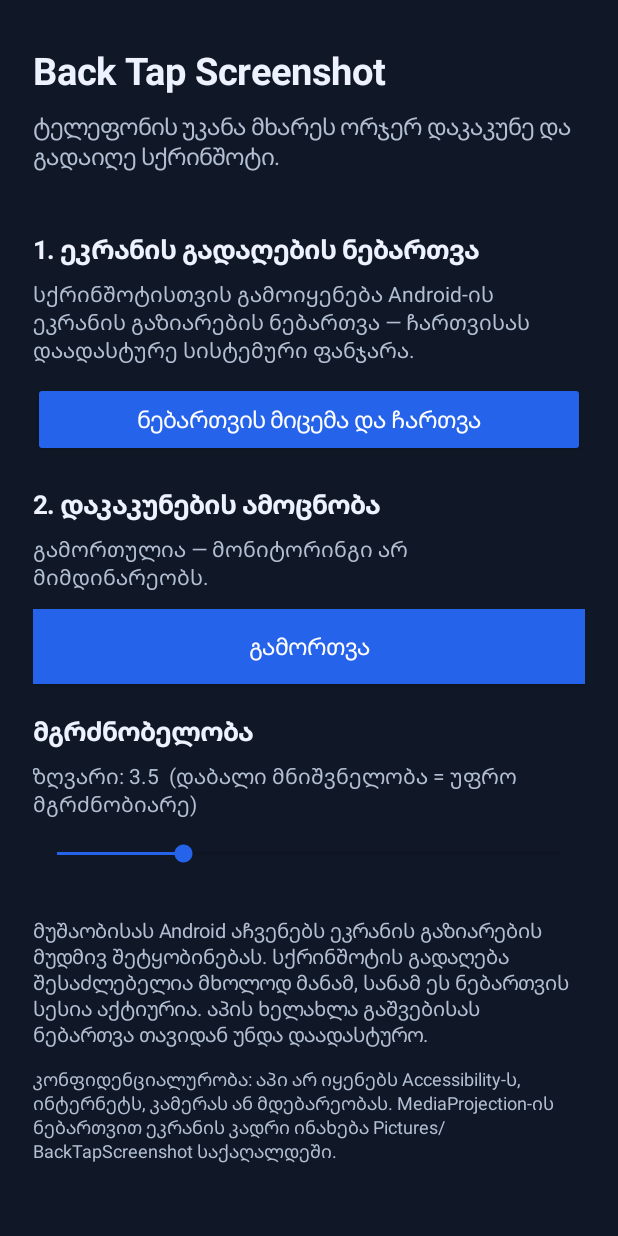
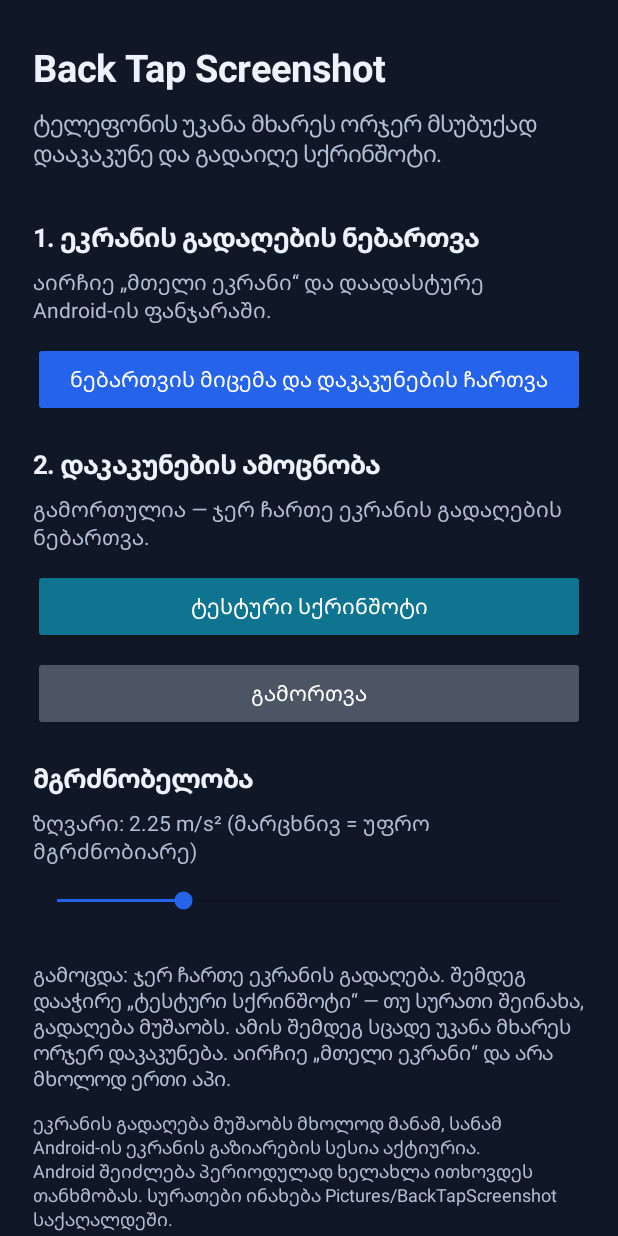
Before and after one commit to xorbaladzeguja-stack/BackTapScreenshot, an Android app: the screen it shows after launch (MainActivity), on a phone screen of 412 x 824 dp. Run offline under Robolectric (Android 15) with nearby library versions, the phone set to English and light mode, and no system bars.

Commit message:
Fix back tap screenshot

```diff
--- a/app/src/main/AndroidManifest.xml
+++ b/app/src/main/AndroidManifest.xml
@@ -11,6 +11,8 @@
 
     <application
         android:allowBackup="false"
+        android:icon="@mipmap/ic_launcher"
+        android:roundIcon="@mipmap/ic_launcher"
         android:label="Back Tap Screenshot"
         android:supportsRtl="true"
         android:theme="@style/AppTheme">
--- a/app/src/main/java/com/backtap/screenshot/MainActivity.java
+++ b/app/src/main/java/com/backtap/screenshot/MainActivity.java
@@ -8,6 +8,7 @@ import android.graphics.Color;
 import android.graphics.Typeface;
 import android.os.Build;
 import android.os.Bundle;
+import android.os.Handler;
 import android.view.View;
 import android.widget.Button;
 import android.widget.LinearLayout;
@@ -16,9 +17,10 @@ import android.widget.ScrollView;
 import android.widget.TextView;
 import android.widget.Toast;
 
+import java.util.Locale;
+
 public class MainActivity extends Activity {
     private static final String PREFS = "back_tap_preferences";
-    private static final String PREF_RUNNING = "listener_running";
     private static final String PREF_THRESHOLD = "threshold";
     private static final int REQUEST_MEDIA_PROJECTION = 701;
     private static final int BLUE = Color.rgb(37, 99, 235);
@@ -29,22 +31,22 @@ public class MainActivity extends Activity {
     private TextView serviceStatus;
     private TextView sensitivityValue;
 
-    @Override
-    protected void onCreate(Bundle savedInstanceState) {
+    @Override protected void onCreate(Bundle savedInstanceState) {
         super.onCreate(savedInstanceState);
         setContentView(createScreen());
     }
 
-    @Override
-    protected void onResume() {
+    @Override protected void onResume() {
         super.onResume();
         refreshStatus();
+        new Handler().postDelayed(this::refreshStatus, 900L);
+        new Handler().postDelayed(this::refreshStatus, 2200L);
     }
 
     private View createScreen() {
         LinearLayout root = new LinearLayout(this);
         root.setOrientation(LinearLayout.VERTICAL);
-        root.setPadding(dp(22), dp(30), dp(22), dp(24));
+        root.setPadding(dp(22), dp(28), dp(22), dp(24));
         root.setBackgroundColor(Color.rgb(16, 24, 39));
 
         TextView title = new TextView(this);
@@ -55,25 +57,48 @@ public class MainActivity extends Activity {
         root.addView(title);
 
         TextView subtitle = new TextView(this);
-        subtitle.setText("ტელეფონის უკანა მხარეს ორჯერ დაკაკუნე და გადაიღე სქრინშოტი.");
+        subtitle.setText("ტელეფონის უკანა მხარეს ორჯერ მსუბუქად დააკაკუნე და გადაიღე სქრინშოტი.");
         subtitle.setTextColor(MUTED);
         subtitle.setTextSize(15);
-        subtitle.setPadding(0, dp(10), 0, dp(24));
+        subtitle.setPadding(0, dp(10), 0, dp(18));
         root.addView(subtitle);
 
         addSectionTitle(root, "1. ეკრანის გადაღების ნებართვა");
         projectionStatus = addStatusText(root);
-        Button startButton = makeButton("ნებართვის მიცემა და ჩართვა");
+        Button startButton = makeButton("ნებართვის მიცემა და დაკაკუნების ჩართვა");
         startButton.setOnClickListener(v -> requestCapturePermission());
         root.addView(startButton, buttonParams());
 
         addSectionTitle(root, "2. დაკაკუნების ამოცნობა");
         serviceStatus = addStatusText(root);
+
+        Button testButton = makeButton("ტესტური სქრინშოტი");
+        testButton.setBackgroundTintList(android.content.res.ColorStateList.valueOf(Color.rgb(14, 116, 144)));
+        testButton.setOnClickListener(v -> {
+            boolean running = getSharedPreferences(PREFS, MODE_PRIVATE)
+                    .getBoolean(TapDetectionService.PREF_RUNNING, false);
+            if (!running) {
+                Toast.makeText(this, "ჯერ ჩართე ეკრანის გადაღების ნებართვა", Toast.LENGTH_LONG).show();
+                return;
+            }
+            Intent intent = new Intent(this, TapDetectionService.class);
+            intent.setAction(TapDetectionService.ACTION_TEST_SCREENSHOT);
+            try {
+                startService(intent);
+            } catch (RuntimeException e) {
+                Toast.makeText(this, "სერვისი აღარ მუშაობს. ხელახლა ჩართე ნებართვა.", Toast.LENGTH_LONG).show();
+            }
+        });
+        root.addView(testButton, buttonParams());
+
         Button stopButton = makeButton("გამორთვა");
-        stopButton.setBackgroundColor(Color.rgb(75, 85, 99));
+        stopButton.setBackgroundTintList(android.content.res.ColorStateList.valueOf(Color.rgb(75, 85, 99)));
         stopButton.setOnClickListener(v -> {
             stopService(new Intent(this, TapDetectionService.class));
-            getSharedPreferences(PREFS, MODE_PRIVATE).edit().putBoolean(PREF_RUNNING, false).apply();
+            getSharedPreferences(PREFS, MODE_PRIVATE).edit()
+                    .putBoolean(TapDetectionService.PREF_RUNNING, false)
+                    .putString(TapDetectionService.PREF_ERROR, "")
+                    .apply();
             refreshStatus();
             Toast.makeText(this, "სერვისი გამორთულია", Toast.LENGTH_SHORT).show();
         });
@@ -84,15 +109,17 @@ public class MainActivity extends Activity {
         sensitivityValue.setTextColor(MUTED);
         sensitivityValue.setTextSize(14);
         root.addView(sensitivityValue);
+
         SeekBar seekBar = new SeekBar(this);
-        seekBar.setMax(12);
-        float saved = getSharedPreferences(PREFS, MODE_PRIVATE).getFloat(PREF_THRESHOLD, 3.5f);
-        seekBar.setProgress(Math.max(0, Math.min(12, Math.round((saved - 2f) * 2f))));
-        updateSensitivityLabel(seekBar.getProgress());
+        seekBar.setMax(20);
+        float saved = getSharedPreferences(PREFS, MODE_PRIVATE).getFloat(PREF_THRESHOLD, 2.2f);
+        int initial = Math.max(0, Math.min(20, Math.round((saved - 1f) * 4f)));
+        seekBar.setProgress(initial);
+        updateSensitivityLabel(initial);
         seekBar.setOnSeekBarChangeListener(new SeekBar.OnSeekBarChangeListener() {
             @Override public void onProgressChanged(SeekBar bar, int progress, boolean fromUser) {
                 updateSensitivityLabel(progress);
-                float threshold = 2f + progress * 0.5f;
+                float threshold = 1f + progress * 0.25f;
                 getSharedPreferences(PREFS, MODE_PRIVATE).edit().putFloat(PREF_THRESHOLD, threshold).apply();
             }
             @Override public void onStartTrackingTouch(SeekBar bar) { }
@@ -100,15 +127,15 @@ public class MainActivity extends Activity {
         });
         root.addView(seekBar, new LinearLayout.LayoutParams(-1, dp(48)));
 
-        TextView note = new TextView(this);
-        note.setText("მუშაობისას Android აჩვენებს ეკრანის გაზიარების მუდმივ შეტყობინებას. სქრინშოტის გადაღება შესაძლებელია მხოლოდ მანამ, სანამ ეს ნებართვის სესია აქტიურია. აპის ხელახლა გაშვებისას ნებართვა თავიდან უნდა დაადასტურო.");
-        note.setTextColor(MUTED);
-        note.setTextSize(13);
-        note.setPadding(0, dp(18), 0, 0);
-        root.addView(note);
+        TextView help = new TextView(this);
+        help.setText("გამოცდა: ჯერ ჩართე ეკრანის გადაღება. შემდეგ დააჭირე „ტესტური სქრინშოტი“ — თუ სურათი შეინახა, გადაღება მუშაობს. ამის შემდეგ სცადე უკანა მხარეს ორჯერ დაკაკუნება. აირჩიე „მთელი ეკრანი“ და არა მხოლოდ ერთი აპი.");
+        help.setTextColor(MUTED);
+        help.setTextSize(13);
+        help.setPadding(0, dp(16), 0, 0);
+        root.addView(help);
 
         TextView privacy = new TextView(this);
-        privacy.setText("კონფიდენციალურობა: აპი არ იყენებს Accessibility-ს, ინტერნეტს, კამერას ან მდებარეობას. MediaProjection-ის ნებართვით ეკრანის კადრი ინახება Pictures/BackTapScreenshot საქაღალდეში.");
+        privacy.setText("ეკრანის გადაღება მუშაობს მხოლოდ მანამ, სანამ Android-ის ეკრანის გაზიარების სესია აქტიურია. Android შეიძლება პერიოდულად ხელახლა ითხოვდეს თანხმობას. სურათები ინახება Pictures/BackTapScreenshot საქაღალდეში.");
         privacy.setTextColor(MUTED);
         privacy.setTextSize(12);
         privacy.setPadding(0, dp(12), 0, 0);
@@ -129,8 +156,7 @@ public class MainActivity extends Activity {
         startActivityForResult(manager.createScreenCaptureIntent(), REQUEST_MEDIA_PROJECTION);
     }
 
-    @Override
-    protected void onActivityResult(int requestCode, int resultCode, Intent data) {
+    @Override protected void onActivityResult(int requestCode, int resultCode, Intent data) {
         super.onActivityResult(requestCode, resultCode, data);
         if (requestCode != REQUEST_MEDIA_PROJECTION) return;
         if (resultCode != RESULT_OK || data == null) {
@@ -143,13 +169,17 @@ public class MainActivity extends Activity {
         try {
             if (Build.VERSION.SDK_INT >= Build.VERSION_CODES.O) startForegroundService(serviceIntent);
             else startService(serviceIntent);
-            getSharedPreferences(PREFS, MODE_PRIVATE).edit().putBoolean(PREF_RUNNING, true).apply();
-            Toast.makeText(this, "ჩართულია — ორჯერ დააკაკუნე ტელეფონის უკანა მხარეს", Toast.LENGTH_LONG).show();
+            Toast.makeText(this, "ნებართვა მიღებულია. ვრთავ სენსორს…", Toast.LENGTH_LONG).show();
         } catch (RuntimeException exception) {
-            getSharedPreferences(PREFS, MODE_PRIVATE).edit().putBoolean(PREF_RUNNING, false).apply();
+            getSharedPreferences(PREFS, MODE_PRIVATE).edit()
+                    .putBoolean(TapDetectionService.PREF_RUNNING, false)
+                    .putString(TapDetectionService.PREF_ERROR, exception.getClass().getSimpleName() + ": " + exception.getMessage())
+                    .apply();
             Toast.makeText(this, "ვერ ჩაირთო: " + exception.getMessage(), Toast.LENGTH_LONG).show();
         }
         refreshStatus();
+        new Handler().postDelayed(this::refreshStatus, 900L);
+        new Handler().postDelayed(this::refreshStatus, 2200L);
     }
 
     private void addSectionTitle(LinearLayout root, String text) {
@@ -176,7 +206,7 @@ public class MainActivity extends Activity {
         button.setText(text);
         button.setTextColor(Color.WHITE);
         button.setAllCaps(false);
-        button.setTextSize(15);
+        button.setTextSize(14);
         button.setBackgroundTintList(android.content.res.ColorStateList.valueOf(BLUE));
         return button;
     }
@@ -189,15 +219,29 @@ public class MainActivity extends Activity {
 
     private void refreshStatus() {
         if (projectionStatus == null || serviceStatus == null) return;
-        boolean running = getSharedPreferences(PREFS, MODE_PRIVATE).getBoolean(PREF_RUNNING, false);
-        projectionStatus.setText("სქრინშოტისთვის გამოიყენება Android-ის ეკრანის გაზიარების ნებართვა — ჩართვისას დაადასტურე სისტემური ფანჯარა.");
-        serviceStatus.setText(running ? "ჩართულია — დაკაკუნებას უსმენს და ეკრანის კადრს იღებს." : "გამორთულია — მონიტორინგი არ მიმდინარეობს.");
+        android.content.SharedPreferences prefs = getSharedPreferences(PREFS, MODE_PRIVATE);
+        boolean running = prefs.getBoolean(TapDetectionService.PREF_RUNNING, false);
+        String error = prefs.getString(TapDetectionService.PREF_ERROR, "");
+        projectionStatus.setText("აირჩიე „მთელი ეკრანი“ და დაადასტურე Android-ის ფანჯარაში.");
+        if (running) {
+            int peaks = prefs.getInt(TapDetectionService.PREF_TAP_COUNT, 0);
+            int doubles = prefs.getInt(TapDetectionService.PREF_DOUBLE_COUNT, 0);
+            boolean frameReady = prefs.getBoolean(TapDetectionService.PREF_FRAME_READY, false);
+            serviceStatus.setText("ჩართულია — სენსორი უსმენს.\n" +
+                    prefs.getString(TapDetectionService.PREF_SENSOR, "სენსორი: მზად არის") +
+                    "\nსენსორის დარტყმები: " + peaks + " | ორმაგი დაკაკუნება: " + doubles +
+                    "\nეკრანის კადრი: " + (frameReady ? "მზად არის" : "იტვირთება…"));
+        } else if (error != null && !error.isEmpty()) {
+            serviceStatus.setText("ვერ ჩაირთო: " + error);
+        } else {
+            serviceStatus.setText("გამორთულია — ჯერ ჩართე ეკრანის გადაღების ნებართვა.");
+        }
     }
 
     private void updateSensitivityLabel(int progress) {
-        float threshold = 2f + progress * 0.5f;
-        if (sensitivityValue != null) sensitivityValue.setText(String.format(java.util.Locale.US,
-                "ზღვარი: %.1f  (დაბალი მნიშვნელობა = უფრო მგრძნობიარე)", threshold));
+        float threshold = 1f + progress * 0.25f;
+        if (sensitivityValue != null) sensitivityValue.setText(String.format(Locale.US,
+                "ზღვარი: %.2f m/s² (მარცხნივ = უფრო მგრძნობიარე)", threshold));
     }
 
     private int dp(float value) {
--- /dev/null
+++ b/app/src/main/res/mipmap-anydpi-v26/ic_launcher.xml
@@ -0,0 +1,4 @@
+<adaptive-icon xmlns:android="http://schemas.android.com/apk/res/android">
+    <background android:drawable="@color/launcher_background" />
+    <foreground android:drawable="@drawable/ic_launcher_foreground" />
+</adaptive-icon>
--- /dev/null
+++ b/app/src/main/res/values/colors.xml
@@ -0,0 +1,3 @@
+<resources>
+    <color name="launcher_background">#101827</color>
+</resources>
--- a/app/src/main/res/values/strings.xml
+++ b/app/src/main/res/values/strings.xml
@@ -1,6 +1,5 @@
 <resources>
     <string name="app_name">უკანა დაკაკუნება</string>
-    <string name="accessibility_description">საჭიროა მხოლოდ სისტემური სქრინშოტის ბრძანების შესასრულებლად. აპი ეკრანის შიგთავსს არ კითხულობს.</string>
     <string name="notification_title">Back Tap Screenshot ჩართულია</string>
     <string name="notification_text">უკანა მხარეს ორჯერ დაკაკუნების მოლოდინში</string>
     <string name="notification_channel">უკანა დაკაკუნების სერვისი</string>
```
Also changed, not shown: app/src/main/java/com/backtap/screenshot/ScreenshotAccessibilityService.java (deleted, +0 -49 lines), app/src/main/java/com/backtap/screenshot/TapDetectionService.java (+144 -42 lines), app/src/main/res/drawable/ic_launcher_foreground.xml (added, +14 -0 lines), app/src/main/res/xml/accessibility_service_config.xml (deleted, +0 -7 lines), 1 other file.
